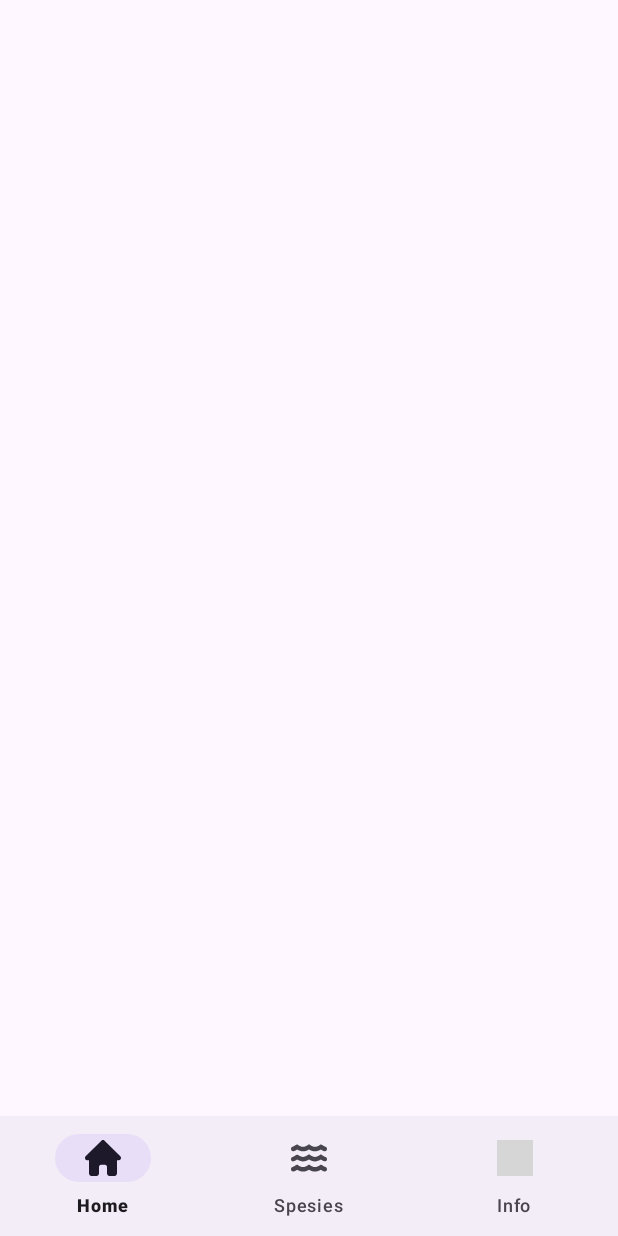
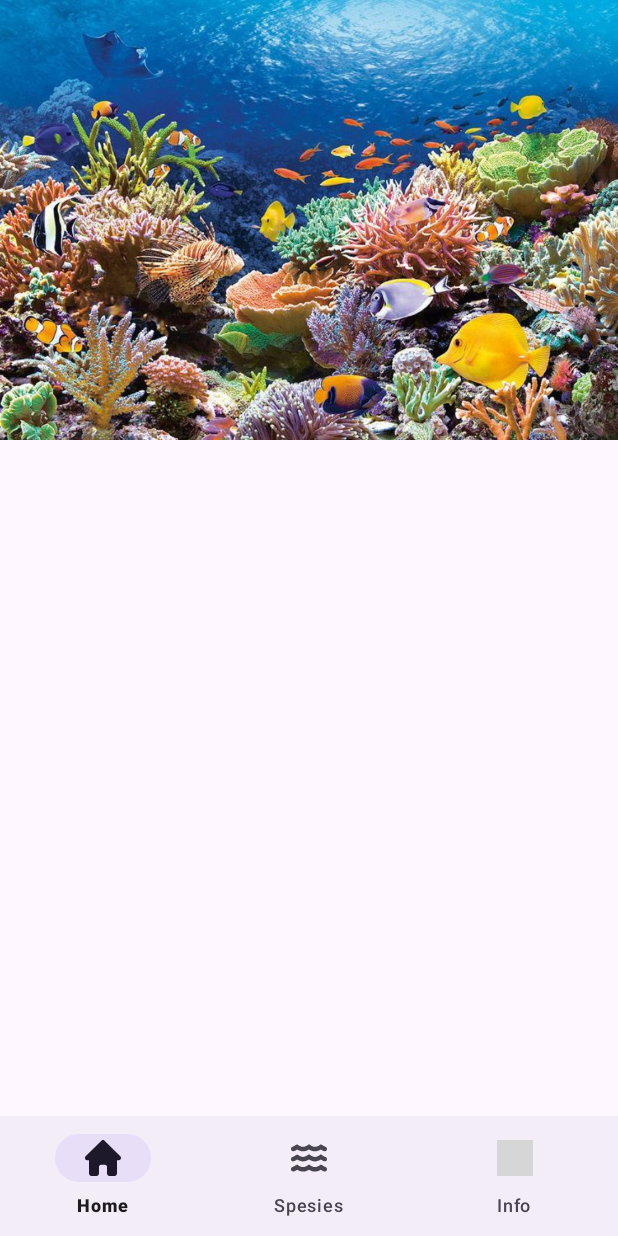
Before and after one commit to RismaOktaviani/TA-PM1-IF22DX-RISFARA, an Android app: the screen it shows after launch (MainActivity), on a phone screen of 412 x 824 dp. Run offline under Robolectric (Android 15) with nearby library versions, the phone set to English and light mode, and no system bars; grey boxes are pictures that could not be loaded.

Commit message:
clara: Menambahkan foto home

```diff
--- a/SEACRARE - RISFARA/MyApplication/app/src/main/res/layout/activity_main.xml
+++ b/SEACRARE - RISFARA/MyApplication/app/src/main/res/layout/activity_main.xml
@@ -28,4 +28,16 @@
         app:menu="@menu/button_nav">
 
     </com.google.android.material.bottomnavigation.BottomNavigationView>
+
+    <ImageView
+        android:layout_width="match_parent"
+        android:layout_height="match_parent"
+        android:scaleType="fitStart"
+        android:src="@drawable/laut_indonesia"
+        app:layout_constraintBottom_toBottomOf="parent"
+        app:layout_constraintEnd_toEndOf="parent"
+        app:layout_constraintEnd_toStartOf="parent"
+        app:layout_constraintStart_toStartOf="parent"
+        app:layout_constraintTop_toTopOf="parent" />
+
 </androidx.constraintlayout.widget.ConstraintLayout>
```
Also changed, not shown: SEACRARE - RISFARA/MyApplication/app/src/main/res/drawable/laut_indonesia.jpg (added).
